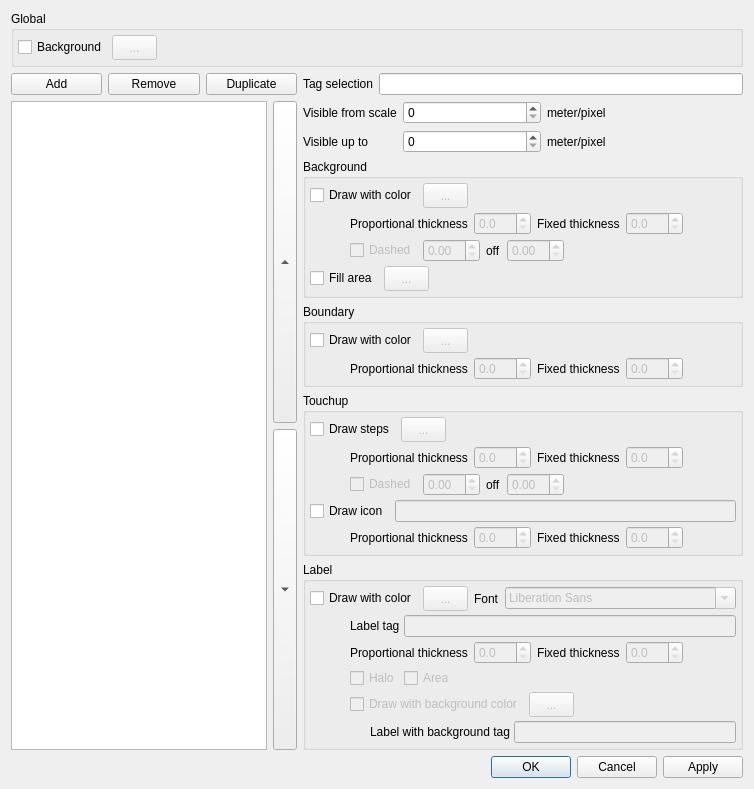
First picture: the form in PaintStyle/PaintStyleEditor.ui, repository openstreetmap/merkaartor, before the edit.
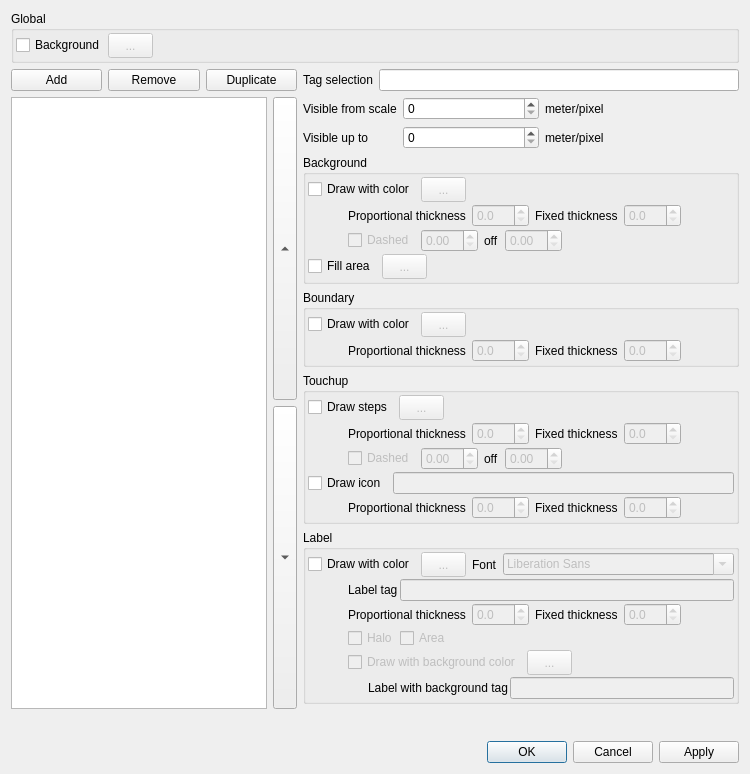
Second picture: the form after the edit.

```diff
--- a/PaintStyle/PaintStyleEditor.ui
+++ b/PaintStyle/PaintStyleEditor.ui
@@ -18,12 +18,12 @@
      <property name="title" >
       <string>Global</string>
      </property>
-     <layout class="QVBoxLayout" name="verticalLayout_6" >
-      <property name="spacing" >
-       <number>4</number>
+     <layout class="QVBoxLayout" name="verticalLayout_6">
+      <property name="spacing">
+       <number>2</number>
       </property>
-      <property name="margin" >
-       <number>4</number>
+      <property name="margin">
+       <number>2</number>
       </property>
       <item>
        <layout class="QHBoxLayout" name="horizontalLayout_6" >
@@ -274,12 +274,12 @@
          <property name="title" >
           <string>Background</string>
          </property>
-         <layout class="QVBoxLayout" name="verticalLayout_2" >
-          <property name="spacing" >
-           <number>4</number>
+         <layout class="QVBoxLayout" name="verticalLayout_2">
+          <property name="spacing">
+           <number>2</number>
           </property>
-          <property name="margin" >
-           <number>4</number>
+          <property name="margin">
+           <number>2</number>
           </property>
           <item>
            <layout class="QHBoxLayout" >
@@ -530,12 +530,12 @@
          <property name="title" >
           <string>Boundary</string>
          </property>
-         <layout class="QVBoxLayout" name="verticalLayout" >
-          <property name="spacing" >
-           <number>4</number>
+         <layout class="QVBoxLayout" name="verticalLayout">
+          <property name="spacing">
+           <number>2</number>
           </property>
-          <property name="margin" >
-           <number>4</number>
+          <property name="margin">
+           <number>2</number>
           </property>
           <item>
            <layout class="QHBoxLayout" >
@@ -670,12 +670,12 @@
          <property name="title" >
           <string>Touchup</string>
          </property>
-         <layout class="QVBoxLayout" name="verticalLayout_3" >
-          <property name="spacing" >
-           <number>4</number>
+         <layout class="QVBoxLayout" name="verticalLayout_3">
+          <property name="spacing">
+           <number>2</number>
           </property>
-          <property name="margin" >
-           <number>4</number>
+          <property name="margin">
+           <number>2</number>
           </property>
           <item>
            <layout class="QHBoxLayout" >
@@ -983,12 +983,12 @@
          <property name="title" >
           <string>Label</string>
          </property>
-         <layout class="QVBoxLayout" name="verticalLayout_4" >
-          <property name="spacing" >
-           <number>4</number>
+         <layout class="QVBoxLayout" name="verticalLayout_4">
+          <property name="spacing">
+           <number>2</number>
           </property>
-          <property name="margin" >
-           <number>4</number>
+          <property name="margin">
+           <number>2</number>
           </property>
           <item>
            <layout class="QHBoxLayout" name="_5" >
```
Left out of the diff: 823 changed lines with no effect on the pictures.
